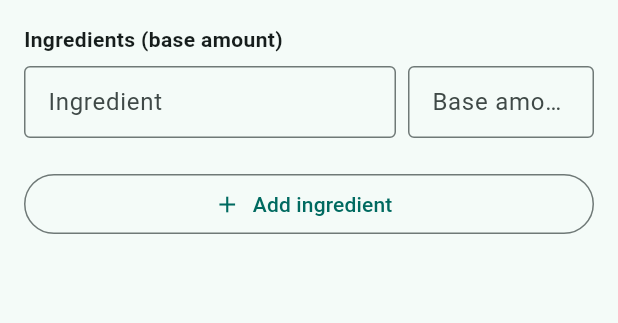
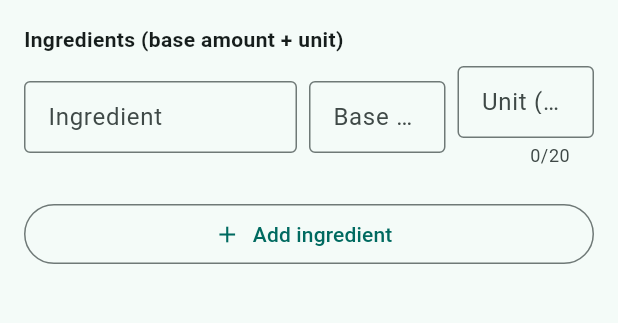
Before and after one commit to grahamaker1970/flutter_recipe_app, a Flutter app: the screen it shows after launch, after a tap on "Add Recipe", on a phone screen of 412 x 824 dp, the part 180-503 px from its top. Run offline on Flutter 3.47's test engine with Material 3 defaults, Android fonts, the phone set to English and light mode, and no system bars; our stand-ins replace sqflite, sqflite_common_ffi_web; accounts and stored records are empty.

Commit message:
Add ingredient unit support with docs and workflow rules

```diff
--- a/lib/main.dart
+++ b/lib/main.dart
@@ -52,17 +52,20 @@ class IngredientItem {
     required this.name,
     required this.baseAmount,
     required this.currentAmount,
+    required this.unit,
   });
 
   final String name;
   final double baseAmount;
   final double currentAmount;
+  final String unit;
 
-  IngredientItem copyWith({double? currentAmount}) {
+  IngredientItem copyWith({double? currentAmount, String? unit}) {
     return IngredientItem(
       name: name,
       baseAmount: baseAmount,
       currentAmount: currentAmount ?? this.currentAmount,
+      unit: unit ?? this.unit,
     );
   }
 }
@@ -90,11 +93,13 @@ class NoteItem {
     required this.name,
     required this.baseAmount,
     required this.adjustedAmount,
+    required this.unit,
   });
 
   final String name;
   final double baseAmount;
   final double adjustedAmount;
+  final String unit;
 }
 
 class DbService {
@@ -142,8 +147,9 @@ class DbService {
   Future<Database> _openDatabase(String dbPath) {
     return openDatabase(
       dbPath,
-      version: 1,
+      version: 2,
       onCreate: _onCreate,
+      onUpgrade: _onUpgrade,
     );
   }
 
@@ -159,14 +165,29 @@ class DbService {
       'CREATE TABLE recipes (id INTEGER PRIMARY KEY AUTOINCREMENT, name TEXT NOT NULL)',
     );
     await db.execute(
-      'CREATE TABLE ingredients (id INTEGER PRIMARY KEY AUTOINCREMENT, recipe_id INTEGER NOT NULL, name TEXT NOT NULL, base_amount REAL NOT NULL)',
+      "CREATE TABLE ingredients (id INTEGER PRIMARY KEY AUTOINCREMENT, recipe_id INTEGER NOT NULL, name TEXT NOT NULL, base_amount REAL NOT NULL, unit TEXT NOT NULL DEFAULT '')",
     );
     await db.execute(
       'CREATE TABLE notes (id INTEGER PRIMARY KEY AUTOINCREMENT, recipe_id INTEGER NOT NULL, title TEXT NOT NULL, memo TEXT, created_at TEXT NOT NULL)',
     );
     await db.execute(
-      'CREATE TABLE note_items (id INTEGER PRIMARY KEY AUTOINCREMENT, note_id INTEGER NOT NULL, name TEXT NOT NULL, base_amount REAL NOT NULL, adjusted_amount REAL NOT NULL)',
+      "CREATE TABLE note_items (id INTEGER PRIMARY KEY AUTOINCREMENT, note_id INTEGER NOT NULL, name TEXT NOT NULL, base_amount REAL NOT NULL, adjusted_amount REAL NOT NULL, unit TEXT NOT NULL DEFAULT '')",
     );
+  }
+
+  Future<void> _onUpgrade(
+    Database db,
+    int oldVersion,
+    int newVersion,
+  ) async {
+    if (oldVersion < 2) {
+      await db.execute(
+        "ALTER TABLE ingredients ADD COLUMN unit TEXT NOT NULL DEFAULT ''",
+      );
+      await db.execute(
+        "ALTER TABLE note_items ADD COLUMN unit TEXT NOT NULL DEFAULT ''",
+      );
+    }
   }
 
   Future<List<MasterRecipe>> fetchRecipes() async {
@@ -187,6 +208,7 @@ class DbService {
               name: ingredient['name'] as String,
               baseAmount: (ingredient['base_amount'] as num).toDouble(),
               currentAmount: (ingredient['base_amount'] as num).toDouble(),
+              unit: ((ingredient['unit'] as String?) ?? '').trim(),
             ),
           )
           .toList();
@@ -210,6 +232,7 @@ class DbService {
         'recipe_id': recipeId,
         'name': ingredient.name,
         'base_amount': ingredient.baseAmount,
+        'unit': ingredient.unit,
       });
     }
     await batch.commit(noResult: true);
@@ -239,6 +262,7 @@ class DbService {
         'recipe_id': id,
         'name': ingredient.name,
         'base_amount': ingredient.baseAmount,
+        'unit': ingredient.unit,
       });
     }
     await batch.commit(noResult: true);
@@ -290,6 +314,7 @@ class DbService {
         'name': item.name,
         'base_amount': item.baseAmount,
         'adjusted_amount': item.adjustedAmount,
+        'unit': item.unit,
       });
     }
     await batch.commit(noResult: true);
@@ -319,6 +344,7 @@ class DbService {
               name: item['name'] as String,
               baseAmount: (item['base_amount'] as num).toDouble(),
               adjustedAmount: (item['adjusted_amount'] as num).toDouble(),
+              unit: ((item['unit'] as String?) ?? '').trim(),
             ),
           )
           .toList();
@@ -505,6 +531,7 @@ class _MasterRecipeEditorScreenState extends State<MasterRecipeEditorScreen> {
             nameController: TextEditingController(text: item.name),
             baseController:
                 TextEditingController(text: formatAmount(item.baseAmount)),
+            unitController: TextEditingController(text: item.unit),
           ),
         );
       }
@@ -538,7 +565,9 @@ class _MasterRecipeEditorScreenState extends State<MasterRecipeEditorScreen> {
     for (final editor in _editors) {
       final ingredientName = editor.nameController.text.trim();
       final baseAmount = parseAmount(editor.baseController.text);
-      final isEmptyRow = ingredientName.isEmpty && baseAmount == null;
+      final unit = editor.unitController.text.trim();
+      final isEmptyRow =
+          ingredientName.isEmpty && baseAmount == null && unit.isEmpty;
       if (isEmptyRow) {
         continue;
       }
@@ -546,11 +575,16 @@ class _MasterRecipeEditorScreenState extends State<MasterRecipeEditorScreen> {
         _showMessage('Enter ingredient name and base amount.');
         return;
       }
+      if (unit.length > maxUnitLength) {
+        _showMessage('Unit must be at most $maxUnitLength characters.');
+        return;
+      }
       ingredients.add(
         IngredientItem(
           name: ingredientName,
           baseAmount: baseAmount,
           currentAmount: baseAmount,
+          unit: unit,
         ),
       );
     }
@@ -604,7 +638,7 @@ class _MasterRecipeEditorScreenState extends State<MasterRecipeEditorScreen> {
           ),
           const SizedBox(height: 16),
           const Text(
-            'Ingredients (base amount)',
+            'Ingredients (base amount + unit)',
             style: TextStyle(fontWeight: FontWeight.bold),
           ),
           const SizedBox(height: 8),
@@ -635,19 +669,23 @@ class _IngredientEditor {
   _IngredientEditor({
     required this.nameController,
     required this.baseController,
+    required this.unitController,
   });
 
   factory _IngredientEditor.empty() => _IngredientEditor(
         nameController: TextEditingController(),
         baseController: TextEditingController(),
+        unitController: TextEditingController(),
       );
 
   final TextEditingController nameController;
   final TextEditingController baseController;
+  final TextEditingController unitController;
 
   void dispose() {
     nameController.dispose();
     baseController.dispose();
+    unitController.dispose();
   }
 }
 
@@ -680,6 +718,16 @@ class _IngredientEditorRow extends StatelessWidget {
               decoration: const InputDecoration(labelText: 'Base amount'),
               keyboardType:
                   const TextInputType.numberWithOptions(decimal: true),
+            ),
+          ),
+          const SizedBox(width: 8),
+          Expanded(
+            child: TextField(
+              controller: editor.unitController,
+              decoration: const InputDecoration(
+                labelText: 'Unit (optional)',
+              ),
+              maxLength: maxUnitLength,
             ),
           ),
           if (onRemove != null) ...[
@@ -720,6 +768,7 @@ class _LiveCalculatorScreenState extends State<LiveCalculatorScreen> {
             name: item.name,
             baseAmount: item.baseAmount,
             currentAmount: item.baseAmount,
+            unit: item.unit,
           ),
         )
         .toList();
@@ -822,6 +871,7 @@ class _LiveCalculatorScreenState extends State<LiveCalculatorScreen> {
               name: item.name,
               baseAmount: item.baseAmount,
               adjustedAmount: item.currentAmount,
+              unit: item.unit,
             ),
           )
           .toList(),
@@ -897,15 +947,22 @@ class _LiveCalculatorScreenState extends State<LiveCalculatorScreen> {
                         Expanded(
                           child: _ValueBlock(
                             label: 'Base',
-                            value: formatAmount(_items[i].baseAmount),
+                            value: formatAmountWithUnit(
+                              _items[i].baseAmount,
+                              _items[i].unit,
+                            ),
                           ),
                         ),
                         const SizedBox(width: 8),
                         Expanded(
                           child: TextField(
                             controller: _controllers[i],
-                            decoration:
-                                const InputDecoration(labelText: 'Adjusted'),
+                            decoration: InputDecoration(
+                              labelText: 'Adjusted',
+                              suffixText: _items[i].unit.isEmpty
+                                  ? null
+                                  : _items[i].unit,
+                            ),
                             keyboardType: const TextInputType.numberWithOptions(
                               decimal: true,
                             ),
@@ -1002,7 +1059,7 @@ class _HistoryScreenState extends State<HistoryScreen> {
                       Padding(
                         padding: const EdgeInsets.only(bottom: 4),
                         child: Text(
-                          '${item.name}  ${formatAmount(item.baseAmount)} -> ${formatAmount(item.adjustedAmount)}',
+                          '${item.name}  ${formatAmountWithUnit(item.baseAmount, item.unit)} -> ${formatAmountWithUnit(item.adjustedAmount, item.unit)}',
                         ),
                       ),
                   ],
@@ -1029,6 +1086,16 @@ String formatAmount(double value) {
   return fixed.replaceFirst(RegExp(r'\.?0+$'), '');
 }
 
+const int maxUnitLength = 20;
+
+String formatAmountWithUnit(double value, String unit) {
+  final normalizedUnit = unit.trim();
+  if (normalizedUnit.isEmpty) {
+    return formatAmount(value);
+  }
+  return '${formatAmount(value)} $normalizedUnit';
+}
+
 String formatDate(DateTime date) {
   String twoDigits(int value) => value.toString().padLeft(2, '0');
   return '${date.year}-${twoDigits(date.month)}-${twoDigits(date.day)} '
```
Also changed, not shown: 5 other files.
